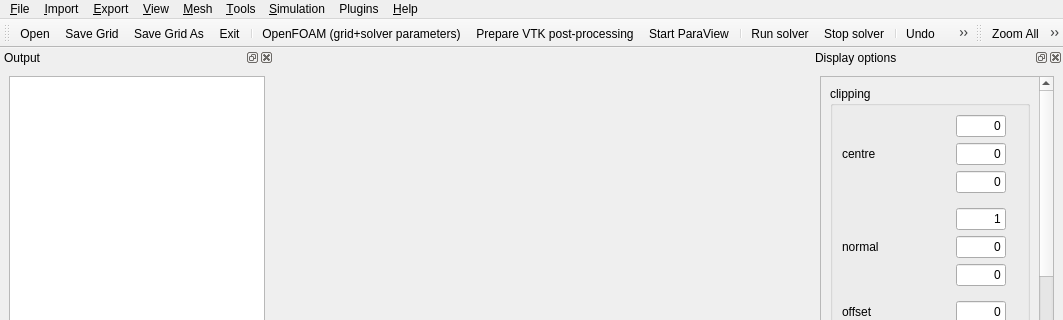
Old version of the form src/libengrid/guimainwindow.ui in the repository enGits/engrid; both pictures show x 0 to 1063 and y 0 to 320 of the 1063 by 795 pixel window.
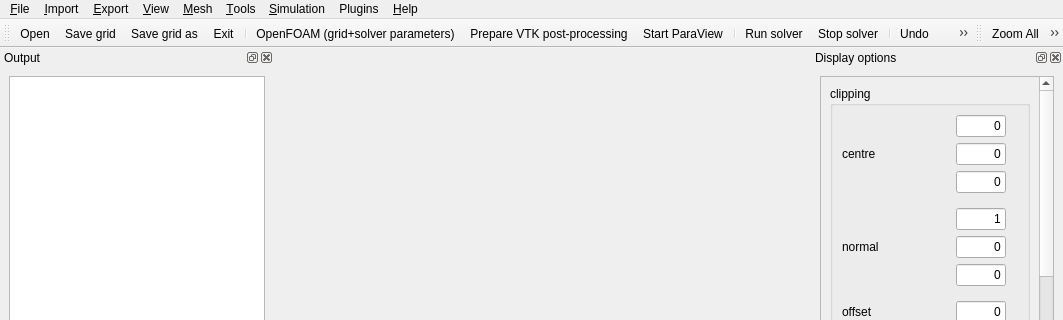
New version of the form. Icons and pictures are not drawn. Custom widgets are drawn as their Qt base class.

Commit message: Make menu item and tool tip name case consistent

Patch:
```diff
--- a/src/libengrid/guimainwindow.ui
+++ b/src/libengrid/guimainwindow.ui
@@ -977,7 +977,7 @@
      <normaloff>:/icons/resources/kde_icons/filesave.png</normaloff>:/icons/resources/kde_icons/filesave.png</iconset>
    </property>
    <property name="text">
-    <string>Save Grid</string>
+    <string>Save grid</string>
    </property>
    <property name="shortcut">
     <string>Ctrl+S</string>
@@ -989,7 +989,7 @@
      <normaloff>:/icons/resources/kde_icons/filesaveas.png</normaloff>:/icons/resources/kde_icons/filesaveas.png</iconset>
    </property>
    <property name="text">
-    <string>Save Grid As</string>
+    <string>Save grid as...</string>
    </property>
   </action>
   <action name="actionAbout">
@@ -1023,7 +1023,7 @@
      <normaloff>:/icons/resources/icons/extrusion.png</normaloff>:/icons/resources/icons/extrusion.png</iconset>
    </property>
    <property name="text">
-    <string>extrusion</string>
+    <string>Extrusion</string>
    </property>
   </action>
   <action name="actionViewAxes">
@@ -1061,7 +1061,7 @@
      <normaloff>:/icons/resources/icons/setbc.png</normaloff>:/icons/resources/icons/setbc.png</iconset>
    </property>
    <property name="text">
-    <string>set boundary code</string>
+    <string>Set boundary code</string>
    </property>
    <property name="shortcut">
     <string>S</string>
@@ -1073,7 +1073,7 @@
      <normaloff>:/icons/resources/icons/reorder.png</normaloff>:/icons/resources/icons/reorder.png</iconset>
    </property>
    <property name="text">
-    <string>change surface orientation</string>
+    <string>Change surface orientation</string>
    </property>
   </action>
   <action name="actionCheckOrientation">
@@ -1082,7 +1082,7 @@
      <normaloff>:/icons/resources/icons/checkorder.png</normaloff>:/icons/resources/icons/checkorder.png</iconset>
    </property>
    <property name="text">
-    <string>correct surface orientation</string>
+    <string>Correct surface orientation</string>
    </property>
   </action>
   <action name="actionImproveAspectRatio">
@@ -1100,7 +1100,7 @@
      <normaloff>:/icons/resources/icons/createvol.png</normaloff>:/icons/resources/icons/createvol.png</iconset>
    </property>
    <property name="text">
-    <string>create/improve volume mesh (NETGEN)</string>
+    <string>Create/improve volume mesh (NETGEN)</string>
    </property>
   </action>
   <action name="actionCreateSurfaceMesh">
@@ -1109,7 +1109,7 @@
      <normaloff>:/icons/resources/icons/editsurfaceparameters.png</normaloff>:/icons/resources/icons/editsurfaceparameters.png</iconset>
    </property>
    <property name="text">
-    <string>edit surface parameters</string>
+    <string>Edit surface parameters</string>
    </property>
    <property name="toolTip">
     <string>edit surface parameters</string>
@@ -1138,7 +1138,7 @@
      <normaloff>:/icons/resources/icons/createblayer.png</normaloff>:/icons/resources/icons/createblayer.png</iconset>
    </property>
    <property name="text">
-    <string>create prismatic boundary layer</string>
+    <string>Create prismatic boundary layer</string>
    </property>
   </action>
   <action name="actionExportAsciiStl">
@@ -1157,7 +1157,7 @@
      <normaloff>:/icons/resources/icons/deletevol.png</normaloff>:/icons/resources/icons/deletevol.png</iconset>
    </property>
    <property name="text">
-    <string>delete tetras</string>
+    <string>Delete tetras</string>
    </property>
    <property name="toolTip">
     <string>delete tetras</string>
@@ -1169,7 +1169,7 @@
      <normaloff>:/icons/resources/icons/divideblayer.png</normaloff>:/icons/resources/icons/divideblayer.png</iconset>
    </property>
    <property name="text">
-    <string>divide prismatic boundary layer</string>
+    <string>Divide prismatic boundary layer</string>
    </property>
   </action>
   <action name="actionConfigure">
@@ -1568,7 +1568,7 @@
      <normaloff>:/icons/resources/icons/createsurfacemesh.png</normaloff>:/icons/resources/icons/createsurfacemesh.png</iconset>
    </property>
    <property name="text">
-    <string>create/improve surface mesh</string>
+    <string>Create/improve surface mesh</string>
    </property>
    <property name="toolTip">
     <string>create/improve surface mesh</string>
```
Left out of the diff: 110 changed lines with no effect on the pictures.
